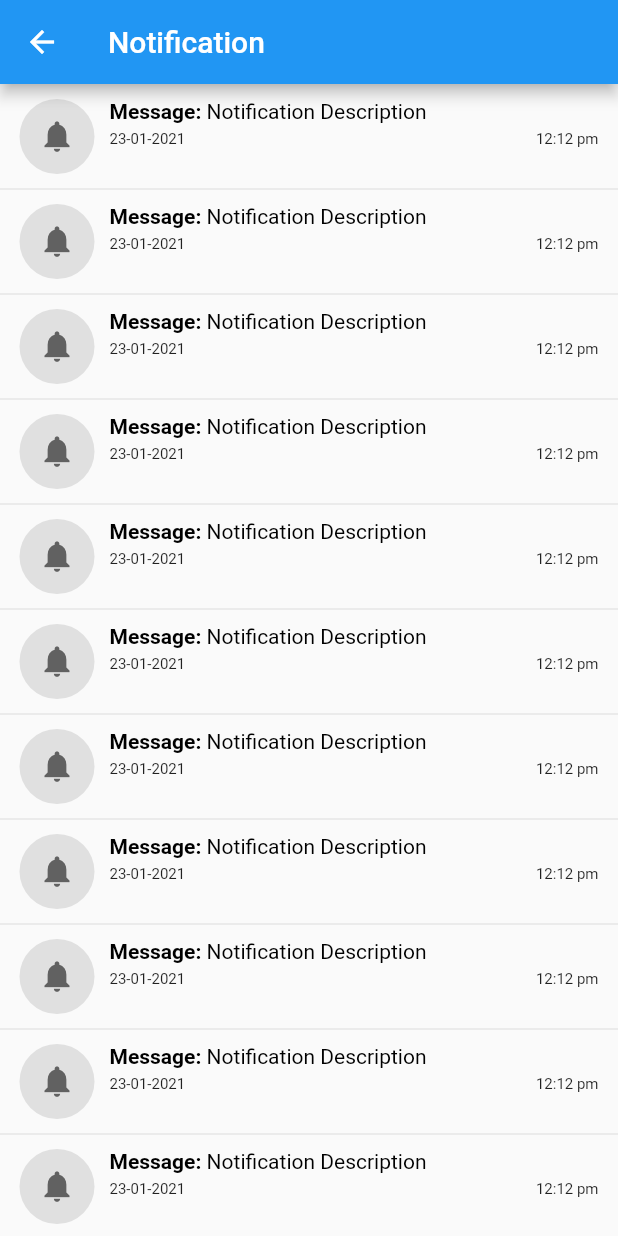
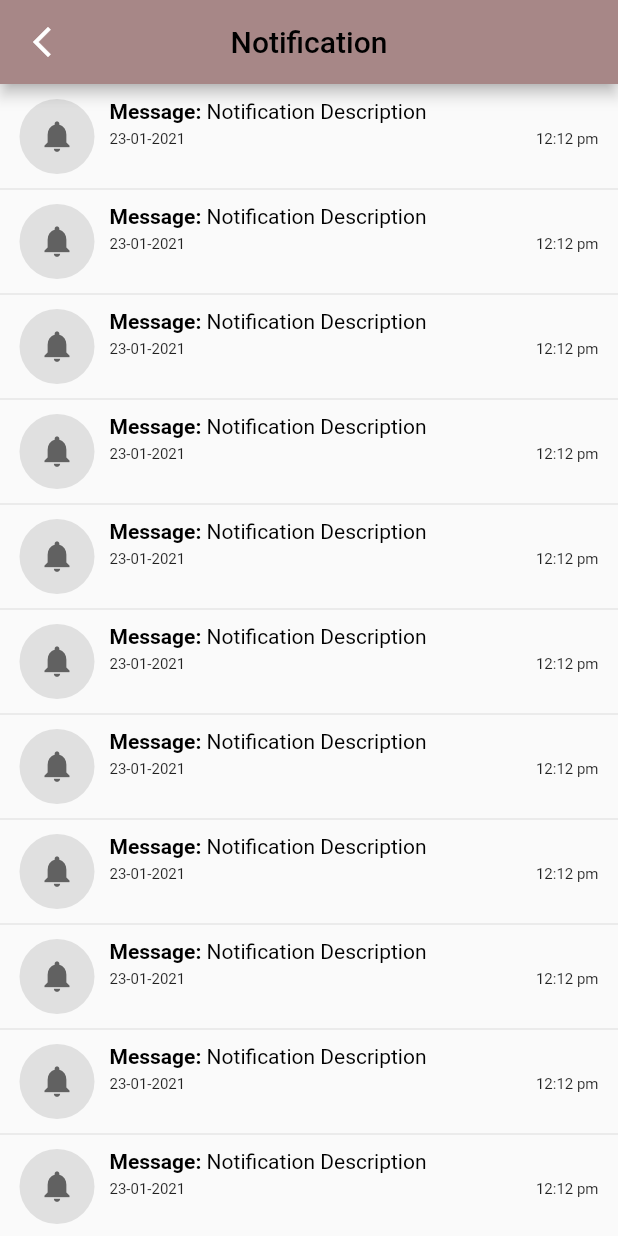
Before and after one commit to Amit12singh/socialApp, a Flutter app: the NotificationPage screen opened directly, on a phone screen of 412 x 824 dp. Run offline on Flutter 3.47's test engine with Material 2 defaults, Android fonts, the phone set to English and light mode, and no system bars; our stand-ins replace flutter_chat_types, flutter_chat_ui, flutter_secure_storage, google_fonts, graphql, graphql_flutter and 5 more; missing offline and left inert: country_flags; accounts and stored records are empty; network calls fail.

```diff
--- a/lib/page-1/Notification_page.dart
+++ b/lib/page-1/Notification_page.dart
@@ -6,14 +6,25 @@ class NotificationPage extends StatelessWidget {
   @override
   Widget build(BuildContext context) {
     return Scaffold(
-      appBar: appBar(),
+      appBar: appBar(context),
       body: listView(),
     );
   }
 
-  PreferredSizeWidget appBar() {
+  PreferredSizeWidget appBar(BuildContext context) {
     return AppBar(
-      title: Text('Notification'),
+      backgroundColor: Color.fromARGB(255, 167, 135, 135),
+      title: Text(
+        'Notification',
+        style: TextStyle(color: Colors.black),
+      ),
+      centerTitle: true,
+      leading: IconButton(
+        icon: Icon(Icons.arrow_back_ios_new),
+        onPressed: () {
+          Navigator.of(context).pop();
+        },
+      ),
     );
   }
 
--- a/lib/page-1/SearchPage.dart
+++ b/lib/page-1/SearchPage.dart
@@ -2,7 +2,7 @@ import 'package:flutter/material.dart';
 import 'package:myapp/models/user_model.dart';
 import 'package:myapp/page-1/ProfileScreen.dart';
 import 'package:myapp/page-1/feeds/bottombar.dart';
-import 'package:myapp/page-1/feeds/post.dart';
+import 'package:myapp/page-1/feeds/postScreen.dart';
 import 'package:myapp/services/user_service.dart';
 import 'package:page_transition/page_transition.dart';
 
--- a/lib/page-1/messagelist.dart
+++ b/lib/page-1/messagelist.dart
@@ -3,7 +3,7 @@ import 'package:flutter/services.dart';
 import 'package:myapp/page-1/ChatScreen.dart';
 import 'package:myapp/page-1/feeds/bottombar.dart';
 import 'package:myapp/models/chat_model.dart';
-import 'package:myapp/page-1/feeds/post.dart';
+import 'package:myapp/page-1/feeds/postScreen.dart';
 import 'package:myapp/services/chat_service.dart';
 import 'package:myapp/utilities/localstorage.dart';
 import 'package:page_transition/page_transition.dart';
```
Also changed, not shown: lib/page-1/About_us.dart (added, +65 -0 lines), lib/page-1/ProfileScreen.dart (+1 -6 lines), lib/page-1/feeds/homescreen.dart (+25 -1 lines), lib/page-1/feeds/postScreen.dart (renamed from lib/page-1/feeds/post.dart, +5 -6 lines), lib/services/article_service.dart (+11 -7 lines).
